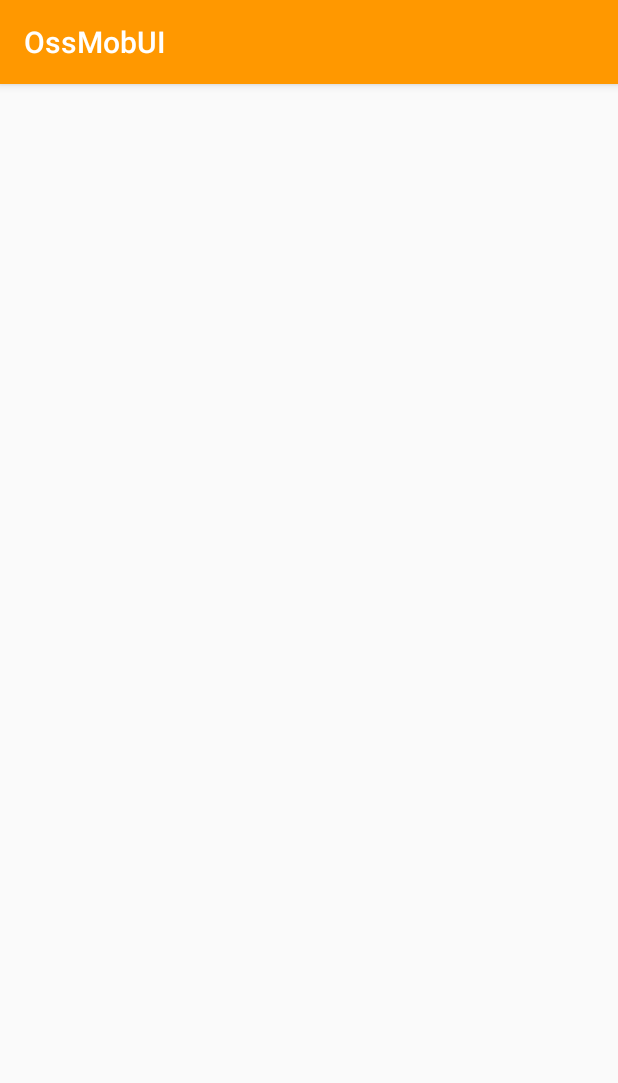
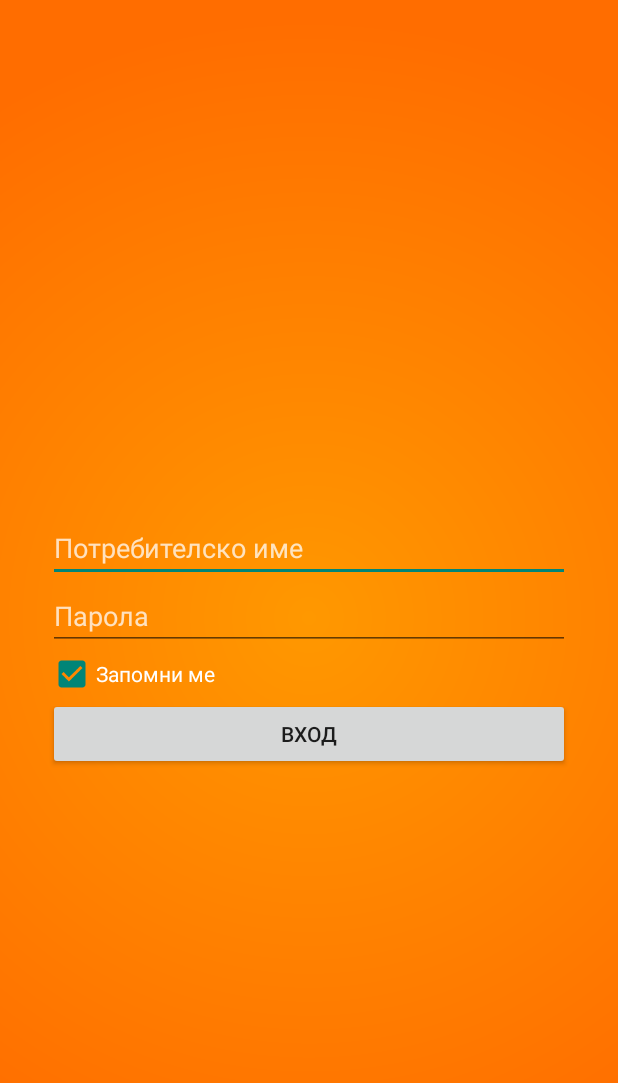
Before and after one commit to kulenski/OssMobUI, an Android app: the LoginActivity screen opened directly, with no data from a screen before it, on a phone screen of 412 x 824 dp. Shown: the top 1083 px of the screen. Run offline under Robolectric (Android 15) with nearby library versions, the phone set to English and light mode, and no system bars.

Commit message:
login screen xml

```diff
--- a/app/src/main/AndroidManifest.xml
+++ b/app/src/main/AndroidManifest.xml
@@ -19,10 +19,9 @@
                 <category android:name="android.intent.category.LAUNCHER" />
             </intent-filter>
         </activity>
-        <activity android:name=".activity.LoginActivity" />
+        <activity android:name=".activity.LoginActivity" android:theme="@style/FullscreenTheme" />
         <activity android:name=".activity.FirstSetupActivity" />
-        <activity android:name=".activity.AppUpdateActivity" android:theme="@style/FullscreenTheme">
-        </activity>
+        <activity android:name=".activity.AppUpdateActivity" android:theme="@style/FullscreenTheme" />
         <activity android:name=".activity.MainActivity" />
         <activity android:name=".activity.network.MainActivity" />
         <activity android:name=".activity.network.MapActivity" />
--- a/app/src/main/java/eu/kulenski/android/ossmobui/activity/AppUpdateActivity.java
+++ b/app/src/main/java/eu/kulenski/android/ossmobui/activity/AppUpdateActivity.java
@@ -1,8 +1,11 @@
 package eu.kulenski.android.ossmobui.activity;
 
 import android.app.Activity;
+import android.content.Context;
+import android.content.Intent;
 import android.support.v7.app.AppCompatActivity;
 import android.os.Bundle;
+import android.view.View;
 import android.view.animation.AccelerateDecelerateInterpolator;
 import android.view.animation.Animation;
 import android.view.animation.AnimationUtils;
@@ -21,5 +24,14 @@ public class AppUpdateActivity extends AppCompatActivity {
 
         ImageView mUpdateIcon = (ImageView)findViewById(R.id.update_icon);
         mUpdateIcon.startAnimation(AnimationUtils.loadAnimation(this,R.anim.rotate_animation));
+
+        final Context mContext = this;
+
+        mUpdateIcon.setOnClickListener(new View.OnClickListener() {
+            @Override
+            public void onClick(View v) {
+                startActivity(new Intent(mContext,LoginActivity.class));
+            }
+        });
     }
 }
--- a/app/src/main/res/layout/activity_login.xml
+++ b/app/src/main/res/layout/activity_login.xml
@@ -7,6 +7,57 @@
     android:paddingLeft="@dimen/activity_horizontal_margin"
     android:paddingRight="@dimen/activity_horizontal_margin"
     android:paddingTop="@dimen/activity_vertical_margin"
+    android:background="@drawable/gradient_def_radial"
     tools:context=".activity.LoginActivity">
 
+    <LinearLayout
+        android:layout_width="match_parent"
+        android:layout_height="wrap_content"
+        android:layout_margin="@dimen/activity_vertical_margin"
+        android:orientation="vertical"
+        android:layout_centerInParent="true">
+
+        <ImageView
+            android:id="@+id/logo"
+            android:layout_width="wrap_content"
+            android:layout_height="wrap_content"
+            android:padding="@dimen/activity_horizontal_margin"
+            />
+
+        <EditText
+            android:layout_width="match_parent"
+            android:layout_height="wrap_content"
+            android:inputType="text"
+            android:ems="10"
+            android:id="@+id/username"
+            android:textColor="@color/primary_text_inverse"
+            android:textColorHint="@color/white_semitransparent"
+            android:hint="@string/activity_login_username_hint" />
+
+        <EditText
+            android:layout_width="match_parent"
+            android:layout_height="wrap_content"
+            android:inputType="textPassword"
+            android:ems="10"
+            android:id="@+id/password"
+            android:textColor="@color/primary_text_inverse"
+            android:textColorHint="@color/white_semitransparent"
+            android:hint="@string/activity_login_password_hint" />
+
+        <CheckBox
+            android:text="@string/activity_login_rememberme_text"
+            android:layout_width="match_parent"
+            android:layout_height="wrap_content"
+            android:id="@+id/rememberMe"
+            android:textColor="@color/primary_text_inverse"
+            android:checked="true" />
+
+        <Button
+            android:text="@string/activity_login_btnlogin_text"
+            android:layout_width="match_parent"
+            android:layout_height="wrap_content"
+            android:id="@+id/btnLogin"
+            />
+
+    </LinearLayout>
 </RelativeLayout>
--- a/app/src/main/res/values/strings.xml
+++ b/app/src/main/res/values/strings.xml
@@ -7,4 +7,8 @@
     <string name="activity_update_first_line">НОВА ВЕРСИЯ!</string>
     <string name="activity_update_second_line">В момента се изтегля последната версия. След изтеглянето ще се появи прозорец за инсталация.\n\nМоля изчакайте...</string>
     <string name="activity_update_loading_text">0 kb.</string>
+    <string name="activity_login_username_hint">Потребителско име</string>
+    <string name="activity_login_password_hint">Парола</string>
+    <string name="activity_login_rememberme_text">Запомни ме</string>
+    <string name="activity_login_btnlogin_text">Вход</string>
 </resources>
--- a/gradle.properties
+++ b/gradle.properties
@@ -12,12 +12,12 @@
 # This option should only be used with decoupled projects. More details, visit
 # http://www.gradle.org/docs/current/userguide/multi_project_builds.html#sec:decoupled_projects
 # org.gradle.parallel=true
-#Tue Sep 20 17:03:02 EEST 2016
+#Tue Sep 20 17:17:32 EEST 2016
 systemProp.http.proxyPassword=
+systemProp.https.proxyUser=tsvetan.kulenski
+systemProp.https.proxyPort=80
 systemProp.http.proxyHost=proxy.btk.bg
-systemProp.https.proxyPort=80
-systemProp.https.proxyUser=tsvetan.kulenski
+systemProp.https.proxyPassword=
 systemProp.https.proxyHost=proxy.btk.bg
-systemProp.https.proxyPassword=
+systemProp.http.proxyPort=80
 systemProp.http.proxyUser=tsvetan.kulenski
-systemProp.http.proxyPort=80
```
